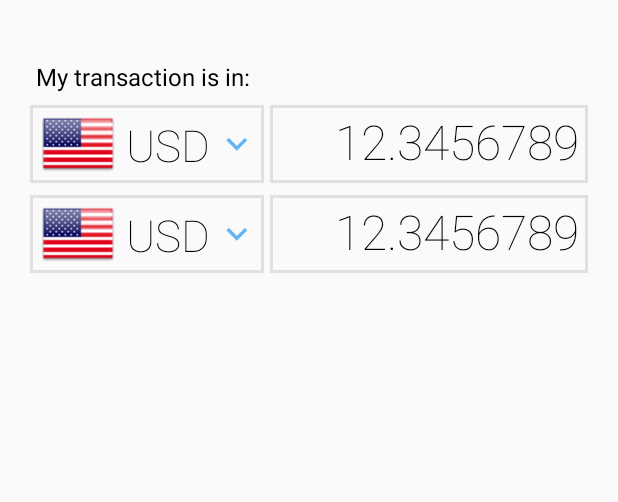
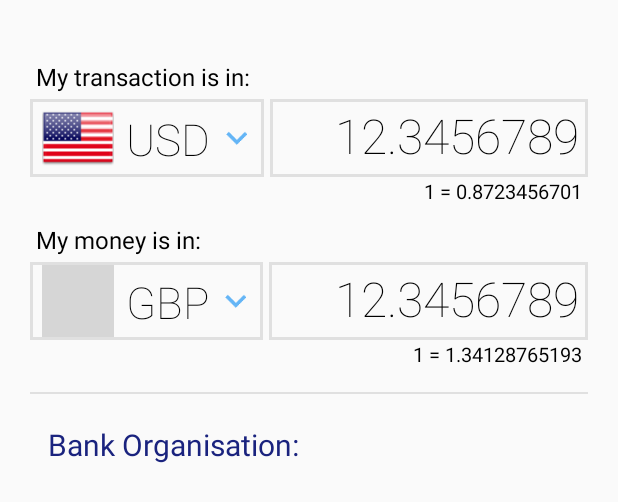
Before and after one commit to ychenbrian/currency-converter-mobile, an Android app: the layout fragment_home_main.xml on its own in the app's theme, with its tools: preview values and no code run, on a phone screen of 412 x 824 dp. Shown: the top 502 px of the screen. Run offline under Robolectric (Android 15) with nearby library versions, the phone set to English and light mode, and no system bars; grey boxes are pictures that could not be loaded.

Commit message:
Redesign the input box row

```diff
--- a/androidApp/src/main/res/layout/fragment_home_main.xml
+++ b/androidApp/src/main/res/layout/fragment_home_main.xml
@@ -15,89 +15,89 @@
         android:layout_width="match_parent"
         android:layout_height="match_parent">
 
+        <androidx.constraintlayout.widget.ConstraintLayout
+            android:id="@+id/frg_home_main_cl_from"
+            android:layout_width="match_parent"
+            android:layout_height="wrap_content"
+            android:layout_marginHorizontal="20dp"
+            android:layout_marginTop="40dp"
+            app:layout_constraintTop_toTopOf="parent">
+
             <androidx.appcompat.widget.AppCompatTextView
                 android:id="@+id/frg_home_main_tv_transaction"
                 android:layout_width="match_parent"
                 android:layout_height="wrap_content"
+                android:layout_marginHorizontal="4dp"
                 android:text="@string/my_transaction"
+                android:textColor="@color/black"
                 android:textSize="16sp"
-            android:textColor="@color/black"
-            android:layout_marginHorizontal="24dp"
-            android:layout_marginTop="40dp"
-            app:layout_constraintTop_toTopOf="parent"
-            />
+                app:layout_constraintTop_toTopOf="parent" />
 
             <androidx.constraintlayout.widget.ConstraintLayout
                 android:id="@+id/frg_home_main_cl_from_choose"
-            android:background="@drawable/bg_currency_input"
                 android:layout_width="wrap_content"
                 android:layout_height="wrap_content"
-            android:layout_marginStart="20dp"
-            android:layout_marginTop="8dp"
+                android:layout_marginTop="4dp"
+                android:background="@drawable/bg_currency_input"
                 app:layout_constraintStart_toStartOf="parent"
-            app:layout_constraintTop_toBottomOf="@id/frg_home_main_tv_transaction"
-            >
+                app:layout_constraintTop_toBottomOf="@id/frg_home_main_tv_transaction">
 
                 <androidx.appcompat.widget.AppCompatImageView
                     android:id="@+id/frg_home_main_iv_from_flag"
                     android:layout_width="48dp"
                     android:layout_height="48dp"
-                app:srcCompat="@drawable/flag_usd"
-                android:layout_marginLeft="8dp"
+                    android:layout_marginStart="8dp"
                     android:layout_marginTop="2dp"
                     android:layout_marginBottom="2dp"
-                app:layout_constraintTop_toTopOf="parent"
                     app:layout_constraintBottom_toBottomOf="parent"
                     app:layout_constraintStart_toStartOf="parent"
-                />
+                    app:layout_constraintTop_toTopOf="parent"
+                    app:srcCompat="@drawable/flag_usd" />
 
                 <androidx.appcompat.widget.AppCompatTextView
                     android:id="@+id/frg_home_main_tv_from_code"
                     android:layout_width="wrap_content"
                     android:layout_height="wrap_content"
-                app:srcCompat="@drawable/flag_usd"
+                    android:layout_marginStart="8dp"
+                    android:layout_marginTop="4dp"
+                    android:layout_marginBottom="4dp"
                     android:fontFamily="sans-serif-thin"
-                android:textSize="29sp"
                     android:gravity="center"
                     android:textColor="@color/black"
-                android:layout_marginTop="4dp"
-                android:layout_marginBottom="4dp"
-                android:layout_marginStart="8dp"
-                app:layout_constraintTop_toTopOf="parent"
+                    android:textSize="29sp"
                     app:layout_constraintBottom_toBottomOf="parent"
                     app:layout_constraintStart_toEndOf="@id/frg_home_main_iv_from_flag"
-                tools:text="USD"
-                />
+                    app:layout_constraintTop_toTopOf="parent"
+                    app:srcCompat="@drawable/flag_usd"
+                    tools:text="USD" />
 
                 <androidx.appcompat.widget.AppCompatImageView
                     android:id="@+id/frg_home_main_iv_from_down"
                     android:layout_width="28dp"
                     android:layout_height="28dp"
+                    android:layout_marginStart="4dp"
+                    android:layout_marginTop="4dp"
+                    android:layout_marginEnd="4dp"
+                    android:layout_marginBottom="4dp"
                     android:src="@drawable/baseline_keyboard_arrow_down_white_36"
-                app:tint="@color/blue_300"
-                android:layout_marginTop="4dp"
-                android:layout_marginBottom="4dp"
-                android:layout_marginStart="4dp"
-                android:layout_marginEnd="4dp"
+                    app:layout_constraintBottom_toBottomOf="parent"
+                    app:layout_constraintEnd_toEndOf="parent"
+                    app:layout_constraintStart_toEndOf="@id/frg_home_main_tv_from_code"
                     app:layout_constraintTop_toTopOf="parent"
-                app:layout_constraintBottom_toBottomOf="parent"
-                app:layout_constraintStart_toEndOf="@id/frg_home_main_tv_from_code"
-                app:layout_constraintEnd_toEndOf="parent" />
+                    app:tint="@color/blue_300" />
 
             </androidx.constraintlayout.widget.ConstraintLayout>
 
             <androidx.constraintlayout.widget.ConstraintLayout
                 android:id="@+id/frg_home_main_cl_from_input"
-            android:background="@drawable/bg_currency_input"
                 android:layout_width="0dp"
                 android:layout_height="0dp"
                 android:layout_marginStart="4dp"
-            android:layout_marginEnd="20dp"
-            app:layout_constraintTop_toTopOf="@id/frg_home_main_cl_from_choose"
+                android:background="@drawable/bg_currency_input"
                 app:layout_constraintBottom_toBottomOf="@id/frg_home_main_cl_from_choose"
+                app:layout_constraintEnd_toEndOf="parent"
                 app:layout_constraintStart_toEndOf="@id/frg_home_main_cl_from_choose"
-            app:layout_constraintEnd_toEndOf="parent"
-            >
+                app:layout_constraintTop_toTopOf="@id/frg_home_main_cl_from_choose">
 
                 <androidx.appcompat.widget.AppCompatEditText
                     android:layout_width="match_parent"
@@ -109,84 +109,106 @@
                     android:gravity="end"
                     android:hint="@string/et_hint"
                     android:inputType="numberDecimal"
+                    android:textColor="@color/black"
                     android:textSize="32sp"
+                    tools:text="12.3456789" />
+            </androidx.constraintlayout.widget.ConstraintLayout>
+
+            <androidx.appcompat.widget.AppCompatTextView
+                android:id="@+id/frg_home_main_tv_from_rate"
+                android:layout_width="match_parent"
+                android:layout_height="wrap_content"
+                android:layout_marginHorizontal="4dp"
+                android:textAlignment="viewEnd"
                 android:textColor="@color/black"
-                tools:text="12.3456789"
-                />
+                android:textSize="13sp"
+                app:layout_constraintTop_toBottomOf="@id/frg_home_main_cl_from_input"
+                tools:text="1 = 0.8723456701" />
 
         </androidx.constraintlayout.widget.ConstraintLayout>
 
         <androidx.constraintlayout.widget.ConstraintLayout
+            android:id="@+id/frg_home_main_cl_to"
+            android:layout_width="match_parent"
+            android:layout_height="wrap_content"
+            android:layout_marginHorizontal="20dp"
+            android:layout_marginTop="12dp"
+            app:layout_constraintTop_toBottomOf="@id/frg_home_main_cl_from">
+
+            <androidx.appcompat.widget.AppCompatTextView
+                android:id="@+id/frg_home_main_tv_money"
+                android:layout_width="match_parent"
+                android:layout_height="wrap_content"
+                android:layout_marginHorizontal="4dp"
+                android:text="@string/my_money"
+                android:textColor="@color/black"
+                android:textSize="16sp"
+                app:layout_constraintTop_toTopOf="parent" />
+
+            <androidx.constraintlayout.widget.ConstraintLayout
                 android:id="@+id/frg_home_main_cl_to_choose"
-            android:background="@drawable/bg_currency_input"
                 android:layout_width="wrap_content"
                 android:layout_height="wrap_content"
-            android:layout_marginStart="20dp"
-            android:layout_marginTop="8dp"
+                android:layout_marginTop="4dp"
+                android:background="@drawable/bg_currency_input"
                 app:layout_constraintStart_toStartOf="parent"
-            app:layout_constraintTop_toBottomOf="@id/frg_home_main_cl_from_choose"
-            >
+                app:layout_constraintTop_toBottomOf="@id/frg_home_main_tv_money">
 
                 <androidx.appcompat.widget.AppCompatImageView
                     android:id="@+id/frg_home_main_iv_to_flag"
                     android:layout_width="48dp"
                     android:layout_height="48dp"
-                app:srcCompat="@drawable/flag_usd"
-                android:layout_marginLeft="8dp"
+                    android:layout_marginStart="8dp"
                     android:layout_marginTop="2dp"
                     android:layout_marginBottom="2dp"
-                app:layout_constraintTop_toTopOf="parent"
                     app:layout_constraintBottom_toBottomOf="parent"
                     app:layout_constraintStart_toStartOf="parent"
-                />
+                    app:layout_constraintTop_toTopOf="parent"
+                    app:srcCompat="@drawable/flag_gbp" />
 
                 <androidx.appcompat.widget.AppCompatTextView
                     android:id="@+id/frg_home_main_tv_to_code"
                     android:layout_width="wrap_content"
                     android:layout_height="wrap_content"
-                app:srcCompat="@drawable/flag_usd"
+                    android:layout_marginStart="8dp"
+                    android:layout_marginTop="4dp"
+                    android:layout_marginBottom="4dp"
                     android:fontFamily="sans-serif-thin"
-                android:textSize="29sp"
                     android:gravity="center"
                     android:textColor="@color/black"
-                android:layout_marginTop="4dp"
-                android:layout_marginBottom="4dp"
-                android:layout_marginStart="8dp"
-                app:layout_constraintTop_toTopOf="parent"
+                    android:textSize="29sp"
                     app:layout_constraintBottom_toBottomOf="parent"
                     app:layout_constraintStart_toEndOf="@id/frg_home_main_iv_to_flag"
-                tools:text="USD"
-                />
+                    app:layout_constraintTop_toTopOf="parent"
+                    tools:text="GBP" />
 
                 <androidx.appcompat.widget.AppCompatImageView
                     android:id="@+id/frg_home_main_iv_to_down"
                     android:layout_width="28dp"
                     android:layout_height="28dp"
+                    android:layout_marginStart="4dp"
+                    android:layout_marginTop="4dp"
+                    android:layout_marginEnd="4dp"
+                    android:layout_marginBottom="4dp"
                     android:src="@drawable/baseline_keyboard_arrow_down_white_36"
-                app:tint="@color/blue_300"
-                android:layout_marginTop="4dp"
-                android:layout_marginBottom="4dp"
-                android:layout_marginStart="4dp"
-                android:layout_marginEnd="4dp"
+                    app:layout_constraintBottom_toBottomOf="parent"
+                    app:layout_constraintEnd_toEndOf="parent"
+                    app:layout_constraintStart_toEndOf="@id/frg_home_main_tv_to_code"
                     app:layout_constraintTop_toTopOf="parent"
-                app:layout_constraintBottom_toBottomOf="parent"
-                app:layout_constraintStart_toEndOf="@id/frg_home_main_tv_to_code"
-                app:layout_constraintEnd_toEndOf="parent" />
+                    app:tint="@color/blue_300" />
 
             </androidx.constraintlayout.widget.ConstraintLayout>
 
             <androidx.constraintlayout.widget.ConstraintLayout
                 android:id="@+id/frg_home_main_cl_to_input"
-            android:background="@drawable/bg_currency_input"
                 android:layout_width="0dp"
                 android:layout_height="0dp"
                 android:layout_marginStart="4dp"
-            android:layout_marginEnd="20dp"
-            app:layout_constraintTop_toTopOf="@id/frg_home_main_cl_to_choose"
+                android:background="@drawable/bg_currency_input"
                 app:layout_constraintBottom_toBottomOf="@id/frg_home_main_cl_to_choose"
+                app:layout_constraintEnd_toEndOf="parent"
                 app:layout_constraintStart_toEndOf="@id/frg_home_main_cl_to_choose"
-            app:layout_constraintEnd_toEndOf="parent"
-            >
+                app:layout_constraintTop_toTopOf="@id/frg_home_main_cl_to_choose">
 
                 <androidx.appcompat.widget.AppCompatEditText
                     android:layout_width="match_parent"
@@ -198,9 +220,51 @@
                     android:gravity="end"
                     android:hint="@string/et_hint"
                     android:inputType="numberDecimal"
+                    android:textColor="@color/black"
                     android:textSize="32sp"
+                    tools:text="12.3456789" />
+
+            </androidx.constraintlayout.widget.ConstraintLayout>
+
+            <androidx.appcompat.widget.AppCompatTextView
+                android:id="@+id/frg_home_main_tv_to_rate"
+                android:layout_width="match_parent"
+                android:layout_height="wrap_content"
+                android:layout_marginHorizontal="4dp"
+                android:textAlignment="viewEnd"
                 android:textColor="@color/black"
-                tools:text="12.3456789"
+                android:textSize="13sp"
+                app:layout_constraintTop_toBottomOf="@id/frg_home_main_cl_to_input"
+                tools:text="1 = 1.34128765193" />
+
+        </androidx.constraintlayout.widget.ConstraintLayout>
+
+        <View
+            android:id="@+id/frg_home_main_vw_sep_one"
+            android:layout_width="match_parent"
+            android:layout_height="1dp"
+            android:background="@color/grey_300"
+            android:layout_marginTop="16dp"
+            android:layout_marginHorizontal="20dp"
+            app:layout_constraintTop_toBottomOf="@id/frg_home_main_cl_to"
+            />
+
+        <androidx.constraintlayout.widget.ConstraintLayout
+            android:layout_width="match_parent"
+            android:layout_height="wrap_content"
+            android:layout_marginHorizontal="20dp"
+            android:layout_marginTop="20dp"
+            app:layout_constraintTop_toBottomOf="@id/frg_home_main_vw_sep_one"
+            >
+
+            <androidx.appcompat.widget.AppCompatTextView
+                android:layout_width="match_parent"
+                android:layout_height="wrap_content"
+                android:layout_marginHorizontal="12dp"
+                android:text="@string/bank_organisation"
+                android:textColor="@color/indigo_900"
+                android:textSize="20sp"
+                app:layout_constraintTop_toTopOf="parent"
                 />
 
         </androidx.constraintlayout.widget.ConstraintLayout>
--- a/androidApp/src/main/res/values/strings.xml
+++ b/androidApp/src/main/res/values/strings.xml
@@ -13,9 +13,10 @@
     <string name="et_hint">0.0</string>
     <string name="my_transaction">My transaction is in:</string>
     <string name="my_money">My money is in:</string>
+    <string name="bank_organisation">Bank Organisation:</string>
+    <string name="bank_commission">Bank Commission:</string>
     <string name="imagine_one_description">This image is shown at the top for the flag of the first currency.</string>
     <string name="imagine_two_description">This image is shown at the bottom for the flag of the first currency.</string>
     <string name="imagine_arrow_one_description">The blue arrow at the top.</string>
     <string name="imagine_arrow_two_description">The blue arrow at the bottom.</string>
-    <string name="currency_code_top"></string>
 </resources>
```
Lines whose indentation alone changed are shown as unchanged.
